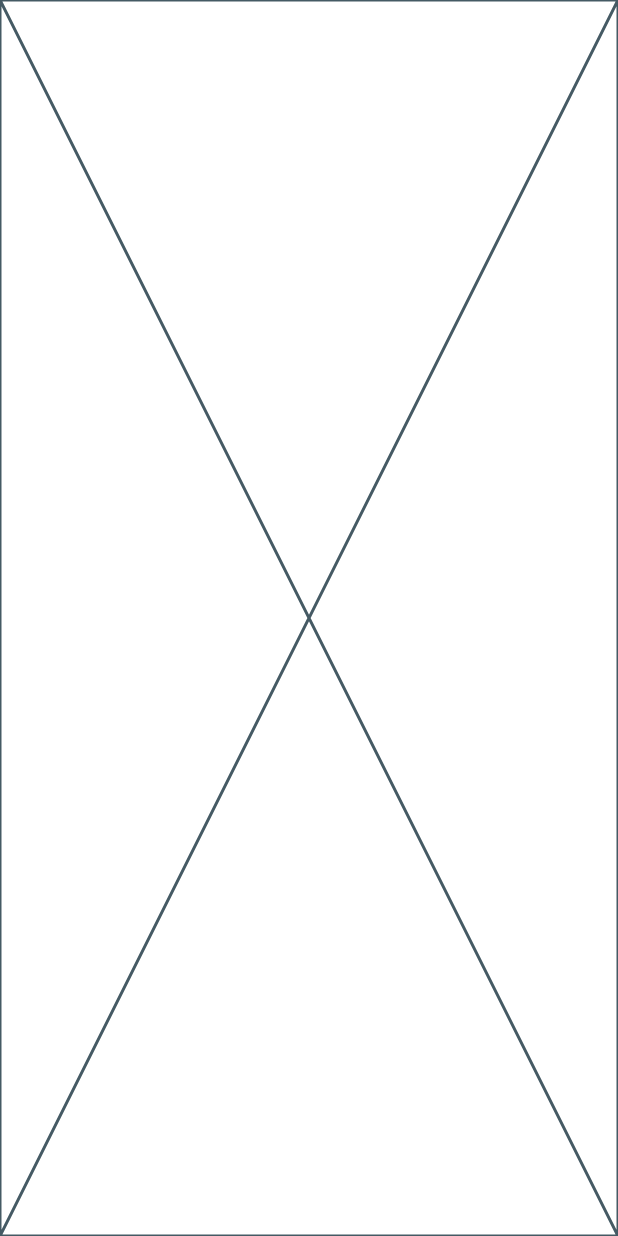
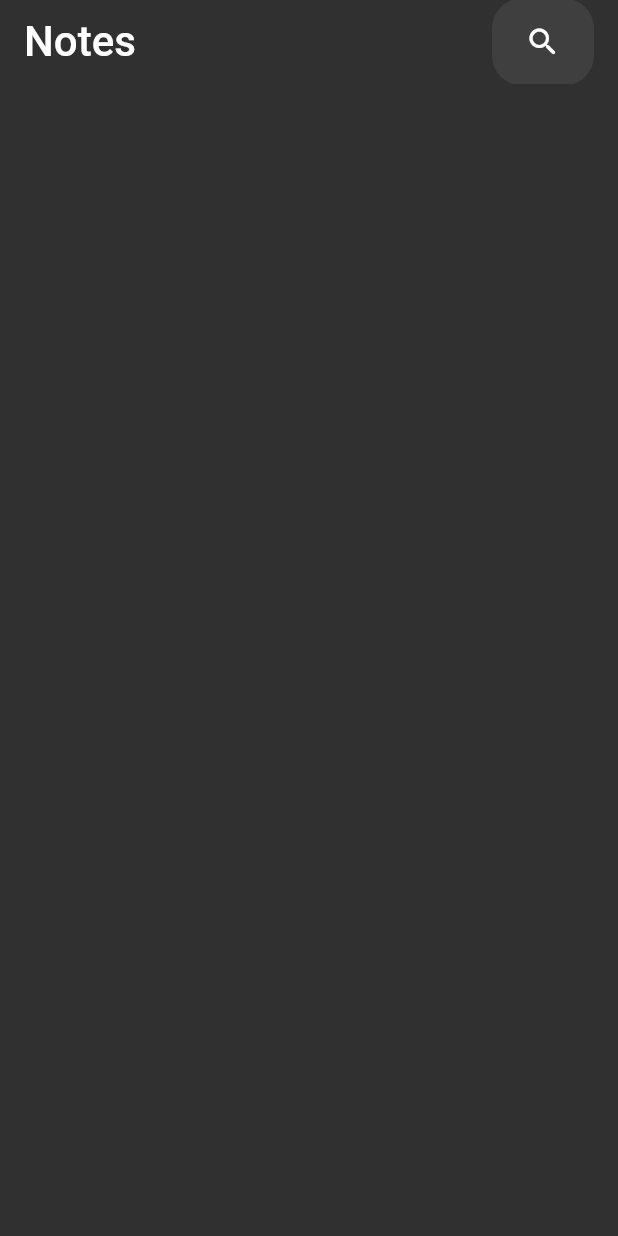
Before and after one commit to Ahmed289m/notesApp, a Flutter app: the screen it shows after launch, on a phone screen of 412 x 824 dp. Run offline on Flutter 3.47's test engine with Material 2 defaults, Android fonts, the phone set to English and light mode, and no system bars; our stand-ins replace google_fonts; Roboto replaces fonts that are missing (Ubuntu).

Commit message:
create appbar

```diff
--- a/lib/main.dart
+++ b/lib/main.dart
@@ -1,4 +1,5 @@
 import 'package:flutter/material.dart';
+import 'package:notesapp/views/Notes_view.dart';
 
 void main() {
   runApp(const NotesApp());
@@ -9,6 +10,10 @@ class NotesApp extends StatelessWidget {
 
   @override
   Widget build(BuildContext context) {
-    return const Placeholder();
+    return MaterialApp(
+      debugShowCheckedModeBanner: false,
+      theme:ThemeData.dark() ,
+      home: NotesView(),
+    );
   }
 }
--- /dev/null
+++ b/lib/views/Notes_view.dart
@@ -0,0 +1,36 @@
+import 'package:flutter/material.dart';
+import 'package:google_fonts/google_fonts.dart';
+
+class NotesView extends StatelessWidget {
+  const NotesView({super.key});
+
+  @override
+  Widget build(BuildContext context) {
+    return Scaffold(
+      appBar: AppBar(
+        elevation: 0,
+        backgroundColor: Colors.transparent,
+        title: Row(
+          mainAxisAlignment: MainAxisAlignment.spaceBetween,
+          children: [
+            Text(
+              'Notes',
+              style: GoogleFonts.ubuntu(
+                  textStyle: TextStyle(
+                fontSize: 28,
+              )),
+            ),
+            Container(
+              padding: EdgeInsets.symmetric(horizontal: 10,vertical: 5),
+              decoration: BoxDecoration(
+                borderRadius: BorderRadius.circular(20),
+                color:Color.fromARGB(122, 80, 80, 80) ,
+              ),
+              child: IconButton(icon: Icon(Icons.search_rounded),onPressed: (){},),
+            ),
+          ],
+        ),
+      ),
+    );
+  }
+}
--- a/pubspec.yaml
+++ b/pubspec.yaml
@@ -35,6 +35,7 @@ dependencies:
   # The following adds the Cupertino Icons font to your application.
   # Use with the CupertinoIcons class for iOS style icons.
   cupertino_icons: ^1.0.2
+  google_fonts: ^6.0.0
 
 dev_dependencies:
   flutter_test:
```
Also changed, not shown: pubspec.lock, 1 other file.
